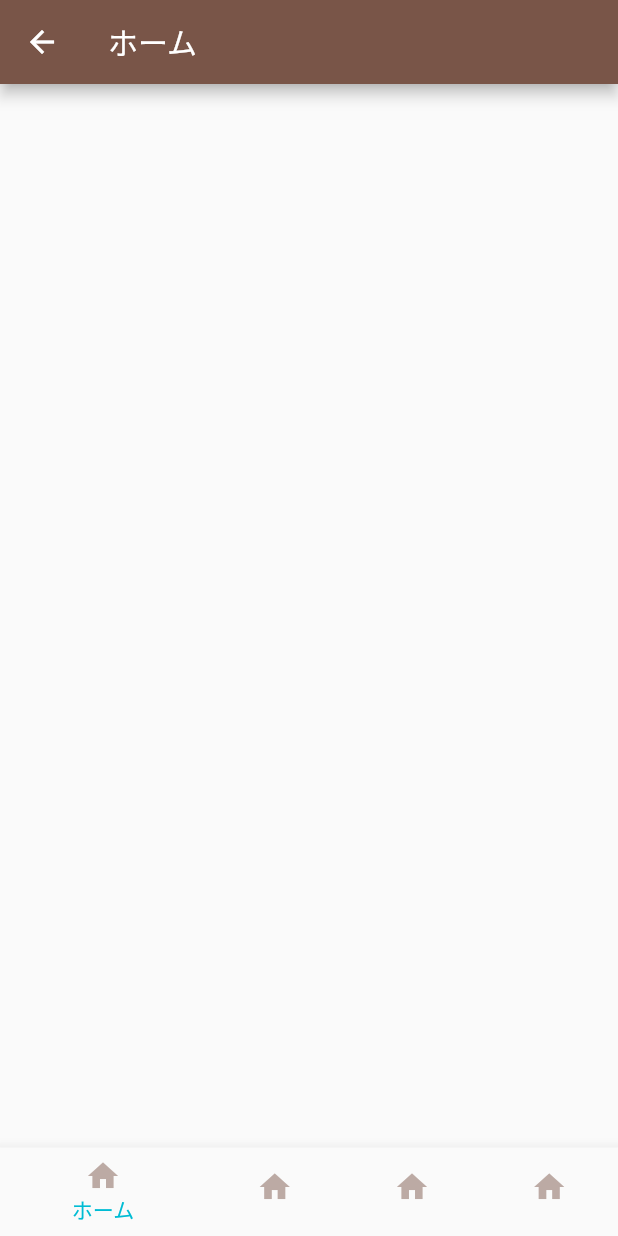
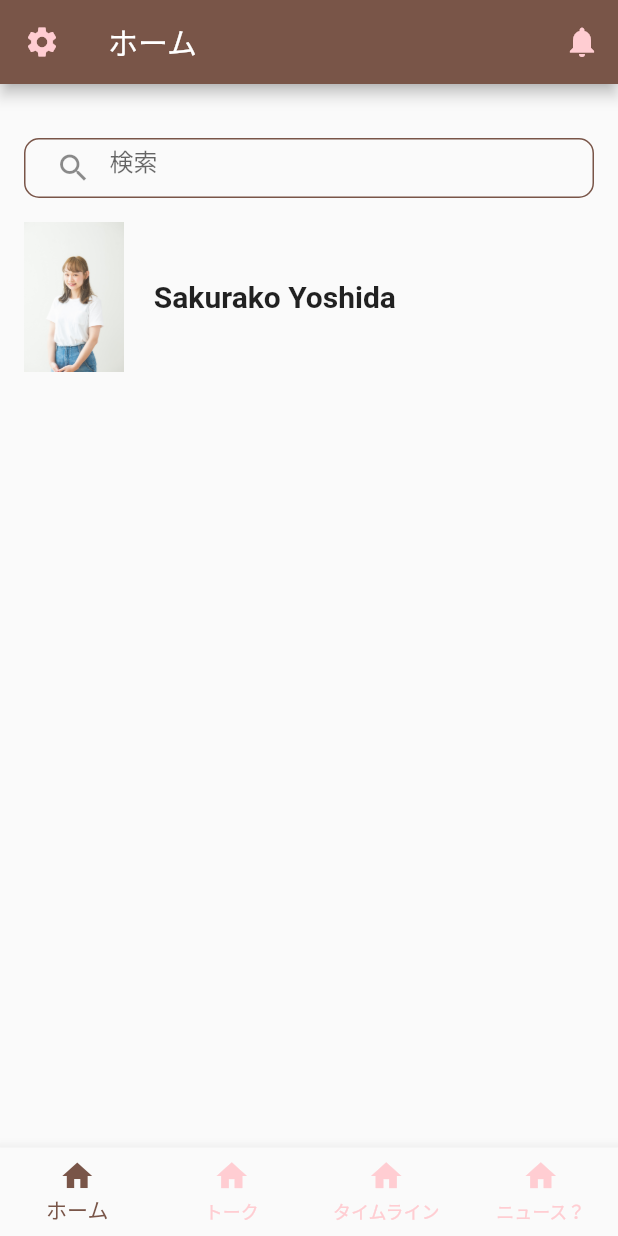
Before and after one commit to sakurako-y0316/sakuline, a Flutter app: the TopScreen screen opened directly, on a phone screen of 412 x 824 dp. Run offline on Flutter 3.47's test engine with Material 2 defaults, Android fonts, the phone set to English and light mode, and no system bars; our stand-ins replace freezed_annotation, state_notifier; missing offline and left inert: freezed.

Commit message:
BottomBar変更

```diff
--- a/lib/screen/home_screen.dart
+++ b/lib/screen/home_screen.dart
@@ -11,6 +11,65 @@ class _HomeScreenState extends State<HomeScreen> {
     return Scaffold(
       appBar: AppBar(
         title: Text('ホーム'),
+        actions: <Widget>[
+          IconButton(
+            icon: Icon(
+              Icons.notifications,
+              color: Colors.red[100],
+            ),
+            onPressed: () {},
+          )
+        ],
+        leading: IconButton(
+          icon: Icon(
+            Icons.settings,
+            color: Colors.red[100],
+          ),
+          onPressed: () {},
+        ),
+      ),
+      body: SingleChildScrollView(
+        child: Column(
+          children: <Widget>[
+            SizedBox(
+              height: 20,
+            ),
+            Container(
+              height: 40,
+              width: double.infinity,
+              margin: EdgeInsets.all(16),
+              padding: EdgeInsets.only(
+                left: 8,
+              ),
+              decoration: BoxDecoration(
+                  border: Border.all(color: Colors.brown),
+                  borderRadius: BorderRadius.all(Radius.circular(10))),
+              child: TextField(
+                decoration: InputDecoration(
+                    hintText: ('検索'),
+                    border: InputBorder.none,
+                    prefixIcon: Icon(Icons.search)),
+              ),
+            ),
+            Row(
+              children: <Widget>[
+                SizedBox(
+                  width: 16,
+                ),
+                Container(
+                    height: 100,
+                    child: Image.asset('lib/assets/images/0007.jpg')),
+                SizedBox(
+                  width: 20,
+                ),
+                Text(
+                  'Sakurako Yoshida',
+                  style: TextStyle(fontSize: 20, fontWeight: FontWeight.bold),
+                ),
+              ],
+            )
+          ],
+        ),
       ),
     );
   }
--- a/lib/screen/top_screen.dart
+++ b/lib/screen/top_screen.dart
@@ -39,36 +39,24 @@ class _TopScreenState extends State<TopScreen> {
         ],
       ),
       bottomNavigationBar: BottomNavigationBar(
-        fixedColor: Colors.cyan,
+        type: BottomNavigationBarType.fixed,
+        selectedItemColor: Colors.brown,
+        unselectedItemColor: Colors.red[100],
         currentIndex: page,
         onTap: onTapBottomNavigation,
         items: [
           BottomNavigationBarItem(
-              icon: Icon(
-                Icons.home,
-                color: Colors.brown[200],
-              ),
+              icon: Icon(Icons.home),
               title: Text(
                 'ホーム',
               )),
+          BottomNavigationBarItem(icon: Icon(Icons.home), title: Text('トーク')),
           BottomNavigationBarItem(
               icon: Icon(
                 Icons.home,
-                color: Colors.brown[200],
-              ),
-              title: Text('トーク')),
-          BottomNavigationBarItem(
-              icon: Icon(
-                Icons.home,
-                color: Colors.brown[200],
               ),
               title: Text('タイムライン')),
-          BottomNavigationBarItem(
-              icon: Icon(
-                Icons.home,
-                color: Colors.brown[200],
-              ),
-              title: Text('ニュース？')),
+          BottomNavigationBarItem(icon: Icon(Icons.home), title: Text('ニュース？')),
         ],
       ),
     );
--- a/pubspec.yaml
+++ b/pubspec.yaml
@@ -36,8 +36,8 @@ flutter:
   # the material Icons class.
   uses-material-design: true
   # To add assets to your application, add an assets section, like this:
-  # assets:
-  #   - images/a_dot_burr.jpeg
+  assets:
+    - lib/assets/images/
   #   - images/a_dot_ham.jpeg
   # An image asset can refer to one or more resolution-specific "variants", see
   # https://flutter.dev/assets-and-images/#resolution-aware.
```
Also changed, not shown: lib/assets/images/0007.jpg (added), 1 other file.
